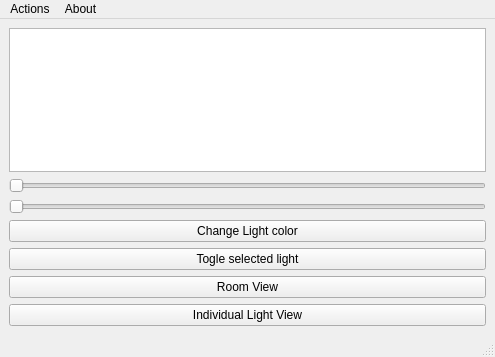
Qt form GUI/PhilipsHueGUI/mainwindow.ui (BOB450/OpenHue) before a commit.
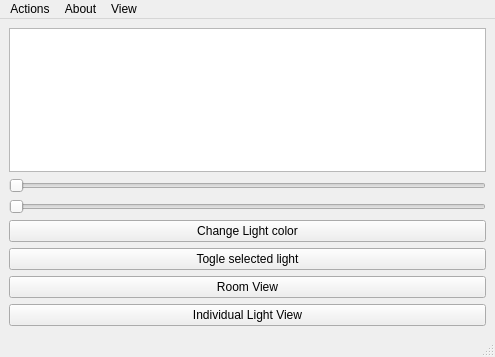
The same form after that commit.

Commit message: now switches view via the toolbar

```diff
--- a/GUI/PhilipsHueGUI/mainwindow.ui
+++ b/GUI/PhilipsHueGUI/mainwindow.ui
@@ -110,8 +110,16 @@
     <addaction name="actionSource_Code"/>
     <addaction name="actionCredits"/>
    </widget>
+   <widget class="QMenu" name="menuView">
+    <property name="title">
+     <string>View</string>
+    </property>
+    <addaction name="actionRoom_Group"/>
+    <addaction name="actionLights"/>
+   </widget>
    <addaction name="menuActions"/>
    <addaction name="menuAbout"/>
+   <addaction name="menuView"/>
   </widget>
   <action name="actionSource_Code">
    <property name="text">
```
Left out of the diff: 10 changed lines with no effect on the pictures. The commit also changes 2 other files.
